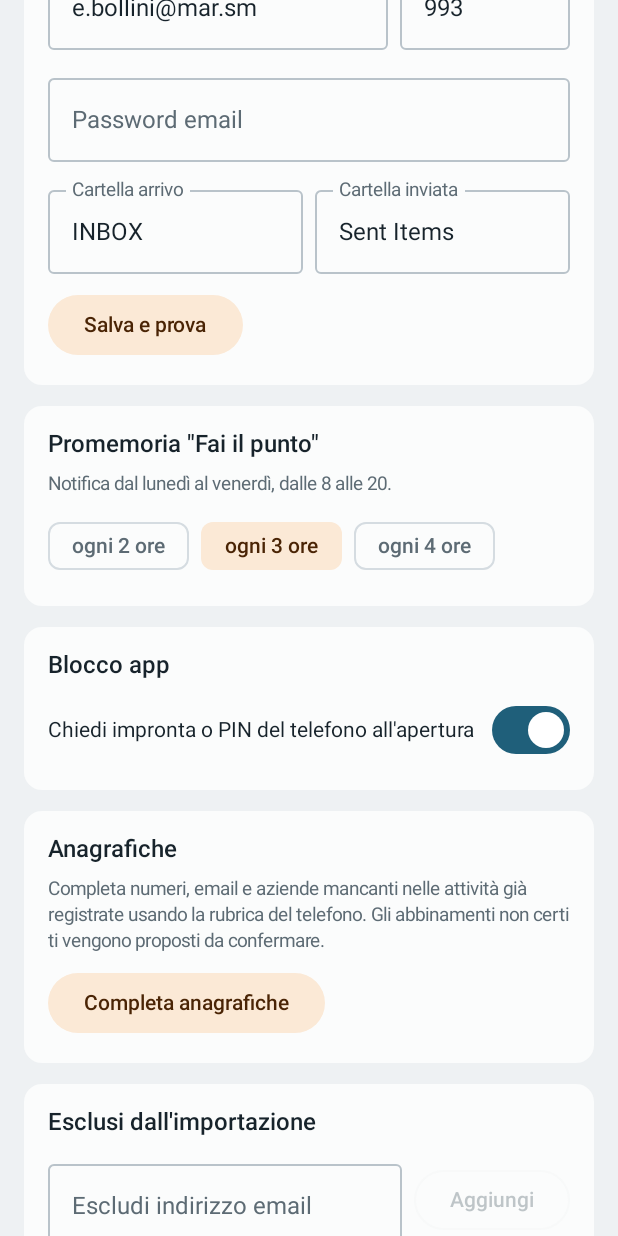
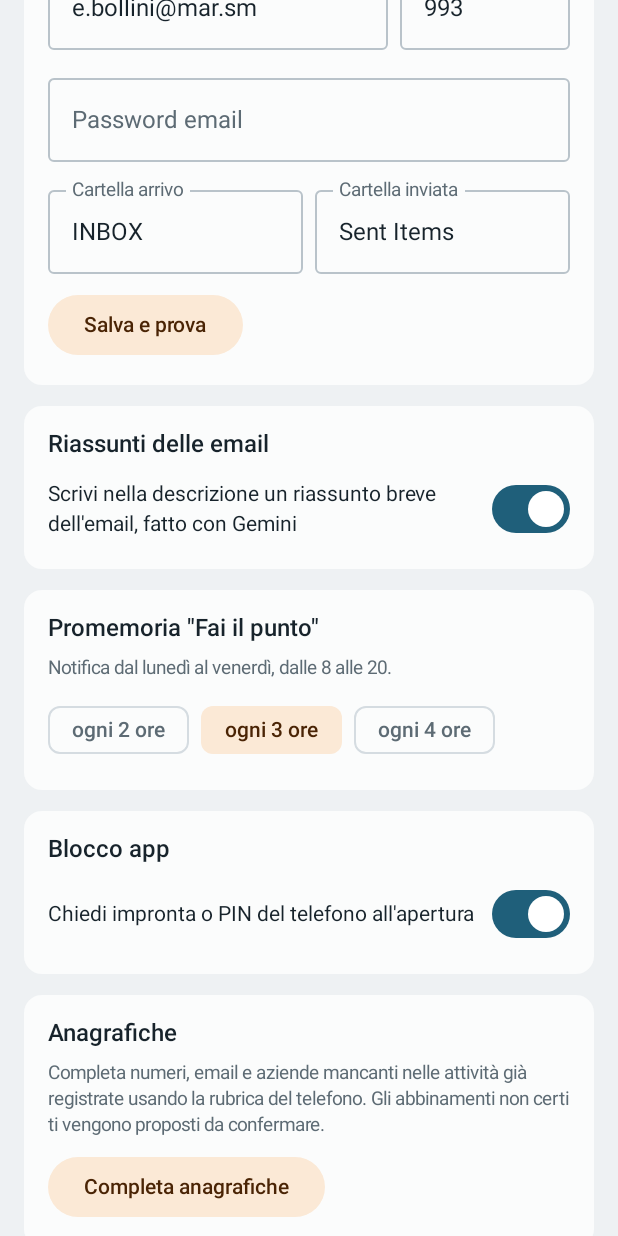
Before and after one commit to ebollini/Diario-Mar, an Android app built with Jetpack Compose: the composable SettingsScreen shown on its own in the app's theme, scrolled down 576 dp, on a phone screen of 412 x 824 dp. Run offline under Robolectric (Android 15) with nearby library versions, the phone set to English and light mode, and no system bars; our stand-ins replace Firebase (no records; nobody signed in at launch, a user with empty details on screens opened directly).

Commit message:
Riassunto breve delle email con Gemini (Firebase AI Logic)
Co-Authored-By: Claude Opus 5.5 <noreply@anthropic.com>
Claude-Session: https://claude.ai/code/session_01Ks3HubSB3Boqvy25g8FAmA

```diff
--- a/app/build.gradle.kts
+++ b/app/build.gradle.kts
@@ -72,9 +72,10 @@ dependencies {
     implementation("androidx.work:work-runtime-ktx:2.9.1")
     implementation("androidx.security:security-crypto:1.1.0-alpha06")
 
-    implementation(platform("com.google.firebase:firebase-bom:33.4.0"))
+    implementation(platform("com.google.firebase:firebase-bom:34.0.0"))
     implementation("com.google.firebase:firebase-auth")
     implementation("com.google.firebase:firebase-firestore")
+    implementation("com.google.firebase:firebase-ai")
     implementation("org.jetbrains.kotlinx:kotlinx-coroutines-play-services:1.8.1")
 
     implementation("com.sun.mail:android-mail:1.6.7")
--- a/app/src/main/java/sm/mar/diario/data/Prefs.kt
+++ b/app/src/main/java/sm/mar/diario/data/Prefs.kt
@@ -52,6 +52,13 @@ class Prefs(ctx: Context) {
         get() = plain.getString("lastMailError", "") ?: ""
         set(v) = plain.edit().putString("lastMailError", v).apply()
 
+    var aiEnabled: Boolean
+        get() = plain.getBoolean("ai", true)
+        set(v) = plain.edit().putBoolean("ai", v).apply()
+    var lastAiError: String
+        get() = plain.getString("lastAiError", "") ?: ""
+        set(v) = plain.edit().putString("lastAiError", v).apply()
+
     var lockEnabled: Boolean
         get() = plain.getBoolean("lock", true)
         set(v) = plain.edit().putBoolean("lock", v).apply()
--- a/app/src/main/java/sm/mar/diario/ui/SettingsScreen.kt
+++ b/app/src/main/java/sm/mar/diario/ui/SettingsScreen.kt
@@ -88,6 +88,7 @@ fun SettingsScreen(ui: UiState, settings: Settings, modifier: Modifier) {
     var testMsg by remember { mutableStateOf<String?>(null) }
     var testing by remember { mutableStateOf(false) }
     var lock by remember { mutableStateOf(prefs.lockEnabled) }
+    var ai by remember { mutableStateOf(prefs.aiEnabled) }
     var newAddr by remember { mutableStateOf("") }
 
     fun saveMail() {
@@ -152,6 +153,14 @@ fun SettingsScreen(ui: UiState, settings: Settings, modifier: Modifier) {
             }
             testMsg?.let { Text(it, style = MaterialTheme.typography.bodySmall) }
             if (prefs.lastMailError.isNotBlank() && testMsg == null) Text("Ultimo errore: ${prefs.lastMailError}", color = MaterialTheme.colorScheme.error, style = MaterialTheme.typography.bodySmall)
+        }
+
+        Section("Riassunti delle email") {
+            Row(verticalAlignment = Alignment.CenterVertically) {
+                Text("Scrivi nella descrizione un riassunto breve dell'email, fatto con Gemini", style = MaterialTheme.typography.bodyMedium, modifier = Modifier.weight(1f))
+                Switch(ai, { ai = it; prefs.aiEnabled = it })
+            }
+            if (prefs.lastAiError.isNotBlank()) Text(prefs.lastAiError, color = MaterialTheme.colorScheme.error, style = MaterialTheme.typography.bodySmall)
         }
 
         Section("Promemoria \"Fai il punto\"") {
--- a/build.gradle.kts
+++ b/build.gradle.kts
@@ -1,6 +1,6 @@
 plugins {
     id("com.android.application") version "8.5.2" apply false
-    id("org.jetbrains.kotlin.android") version "2.0.20" apply false
-    id("org.jetbrains.kotlin.plugin.compose") version "2.0.20" apply false
+    id("org.jetbrains.kotlin.android") version "2.1.21" apply false
+    id("org.jetbrains.kotlin.plugin.compose") version "2.1.21" apply false
     id("com.google.gms.google-services") version "4.4.2" apply false
 }
```
Also changed, not shown: app/src/main/java/sm/mar/diario/importers/MailImporter.kt (+11 -6 lines), app/src/main/java/sm/mar/diario/importers/Summarizer.kt (added, +62 -0 lines).
